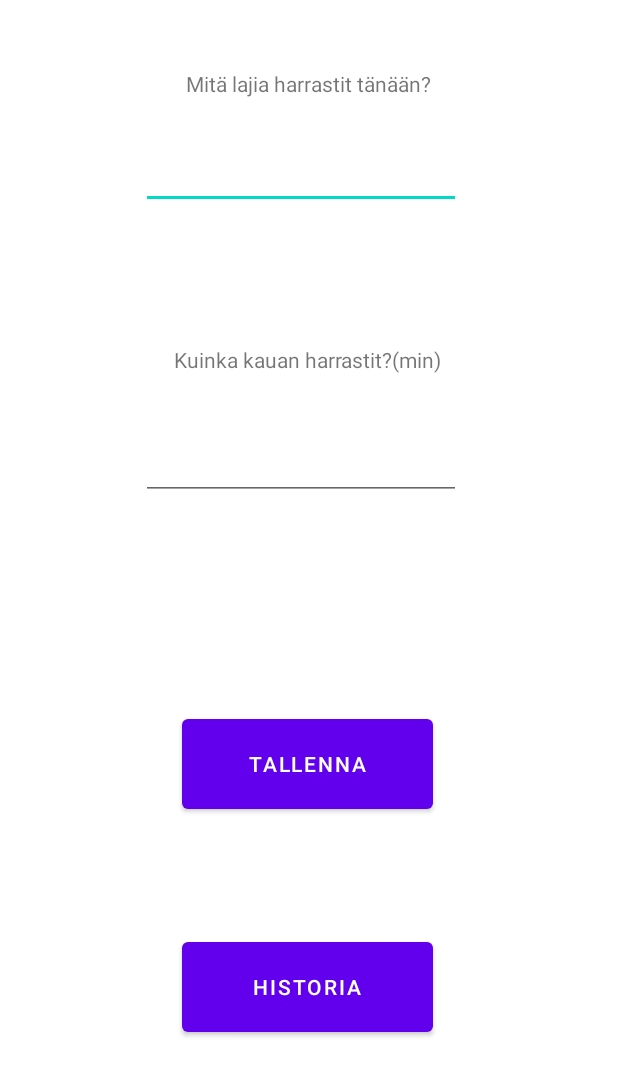
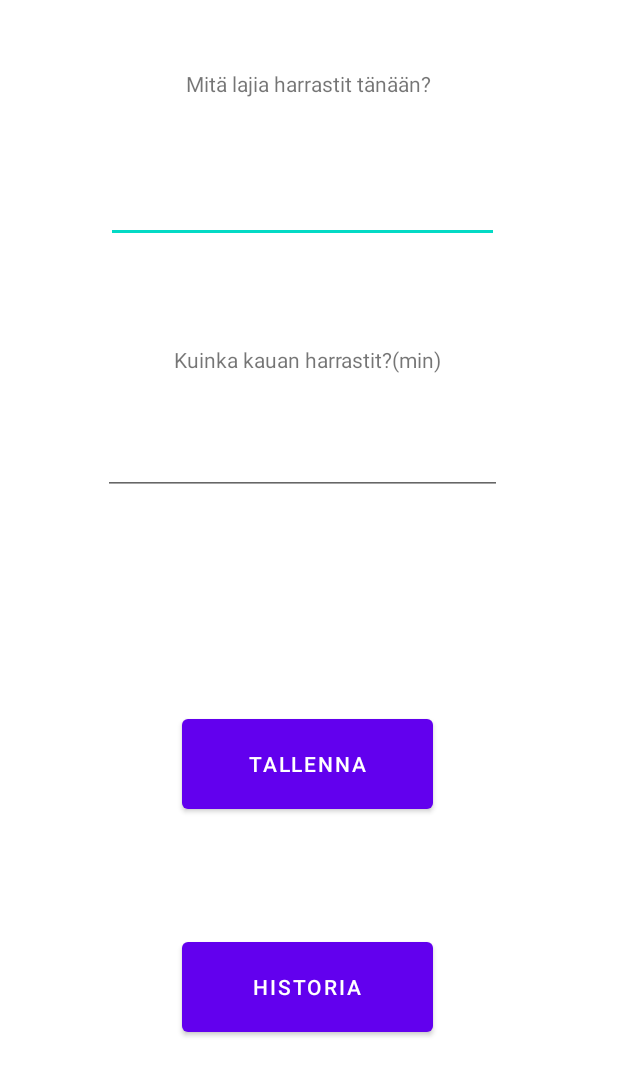
Before and after one commit to valttesn/TarmoApp, an Android app: the layout activity_perform_action.xml on its own in the app's theme, with its tools: preview values and no code run, on a phone screen of 412 x 824 dp. Shown: the top 1076 px of the screen. Run offline under Robolectric (Android 15) with nearby library versions, the phone set to English and light mode, and no system bars.

Commit message:
PerformActivity class

```diff
--- a/app/src/main/AndroidManifest.xml
+++ b/app/src/main/AndroidManifest.xml
@@ -14,10 +14,7 @@
         android:theme="@style/Theme.TarmoApp">
         <activity
             android:name=".Sleep"
-            android:exported="false" />
-        <activity
-            android:name=".PerformHistory"
-            android:parentActivityName=".PerformAction">
+            android:exported="false">
             <meta-data
                 android:name="android.support.PARENT_ACTIVITY"
                 android:value=".MainActivity" />
--- a/app/src/main/java/com/example/tarmoapp/DisplayFitnessTipActivity.java
+++ b/app/src/main/java/com/example/tarmoapp/DisplayFitnessTipActivity.java
@@ -12,7 +12,7 @@ public class DisplayFitnessTipActivity extends AppCompatActivity {
         super.onCreate(savedInstanceState);
         setContentView(R.layout.activity_display_fitness_tip);
 
-        int index = getIntent().getIntExtra("presidentIndex", 0);
+        int index = getIntent().getIntExtra("fitnessIndex", 0);
         FitnessTip fitnessTip = Singleton.getInstance().list.get(index);
 
         ((TextView) findViewById(R.id.textViewNumberOfTip)).setText(fitnessTip.getName());
--- a/app/src/main/java/com/example/tarmoapp/FitnessTipsActivity.java
+++ b/app/src/main/java/com/example/tarmoapp/FitnessTipsActivity.java
@@ -21,7 +21,7 @@ public class FitnessTipsActivity extends AppCompatActivity {
         lv.setOnItemClickListener((adapterView, view, i, l) -> {
             Log.i("DMG", "Valittiin hienosti alkio " + l);
             Intent nextActivity = new Intent(FitnessTipsActivity.this, DisplayFitnessTipActivity.class);
-            nextActivity.putExtra("presidentIndex", i);
+            nextActivity.putExtra("fitnessIndex", i);
             startActivity(nextActivity);
         });
     }
--- a/app/src/main/java/com/example/tarmoapp/settingsActivity.java
+++ b/app/src/main/java/com/example/tarmoapp/settingsActivity.java
@@ -3,7 +3,6 @@ package com.example.tarmoapp;
 import androidx.appcompat.app.AppCompatActivity;
 import androidx.appcompat.app.AppCompatDelegate;
 
-import android.content.SharedPreferences;
 import android.os.Bundle;
 import android.util.Log;
 import android.view.View;
--- a/app/src/main/res/layout/activity_perform_action.xml
+++ b/app/src/main/res/layout/activity_perform_action.xml
@@ -4,12 +4,12 @@
     xmlns:tools="http://schemas.android.com/tools"
     android:layout_width="match_parent"
     android:layout_height="match_parent"
-    tools:context=".MainActivity2">
+    tools:context=".PerformAction">
 
     <EditText
         android:id="@+id/TextHobby"
-        android:layout_width="wrap_content"
-        android:layout_height="wrap_content"
+        android:layout_width="262dp"
+        android:layout_height="73dp"
         android:ems="10"
         android:inputType="textPersonName"
         android:minHeight="48dp"
@@ -19,20 +19,6 @@
         app:layout_constraintStart_toStartOf="parent"
         app:layout_constraintTop_toTopOf="parent"
         app:layout_constraintVertical_bias="0.118" />
-
-    <EditText
-        android:id="@+id/TextNumber"
-        android:layout_width="wrap_content"
-        android:layout_height="wrap_content"
-        android:ems="10"
-        android:inputType="number"
-        android:minHeight="48dp"
-        app:layout_constraintBottom_toBottomOf="parent"
-        app:layout_constraintEnd_toEndOf="parent"
-        app:layout_constraintHorizontal_bias="0.472"
-        app:layout_constraintStart_toStartOf="parent"
-        app:layout_constraintTop_toTopOf="parent"
-        app:layout_constraintVertical_bias="0.368" />
 
     <TextView
         android:id="@+id/textView"
@@ -83,4 +69,17 @@
         app:layout_constraintStart_toStartOf="parent"
         app:layout_constraintTop_toTopOf="parent"
         app:layout_constraintVertical_bias="0.827" />
+
+    <EditText
+        android:id="@+id/minuteBox"
+        android:layout_width="266dp"
+        android:layout_height="59dp"
+        android:ems="10"
+        android:inputType="number"
+        app:layout_constraintBottom_toBottomOf="parent"
+        app:layout_constraintEnd_toEndOf="parent"
+        app:layout_constraintHorizontal_bias="0.472"
+        app:layout_constraintStart_toStartOf="parent"
+        app:layout_constraintTop_toTopOf="parent"
+        app:layout_constraintVertical_bias="0.354" />
 </androidx.constraintlayout.widget.ConstraintLayout>
```
Also changed, not shown: app/src/main/java/com/example/tarmoapp/DrinkCounter.java (+0 -28 lines), app/src/main/java/com/example/tarmoapp/PerformAction.java (+87 -10 lines), app/src/main/java/com/example/tarmoapp/PerformHistory.java (deleted, +0 -18 lines), app/src/main/res/layout/activity_perform_history.xml (deleted, +0 -14 lines).
